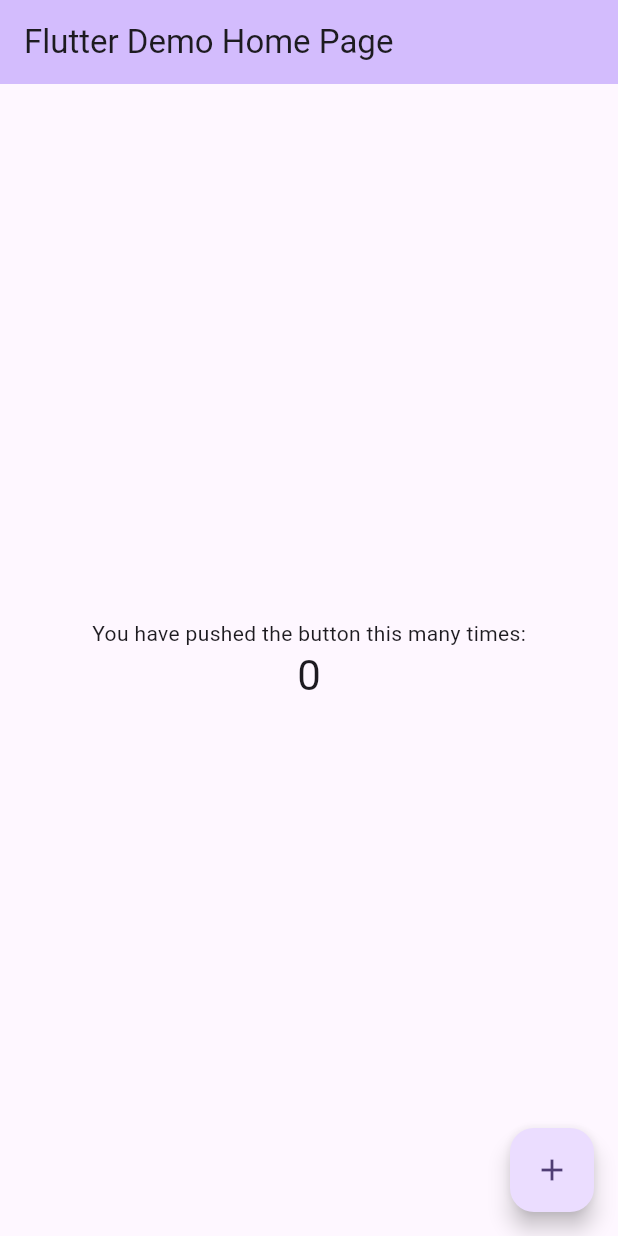
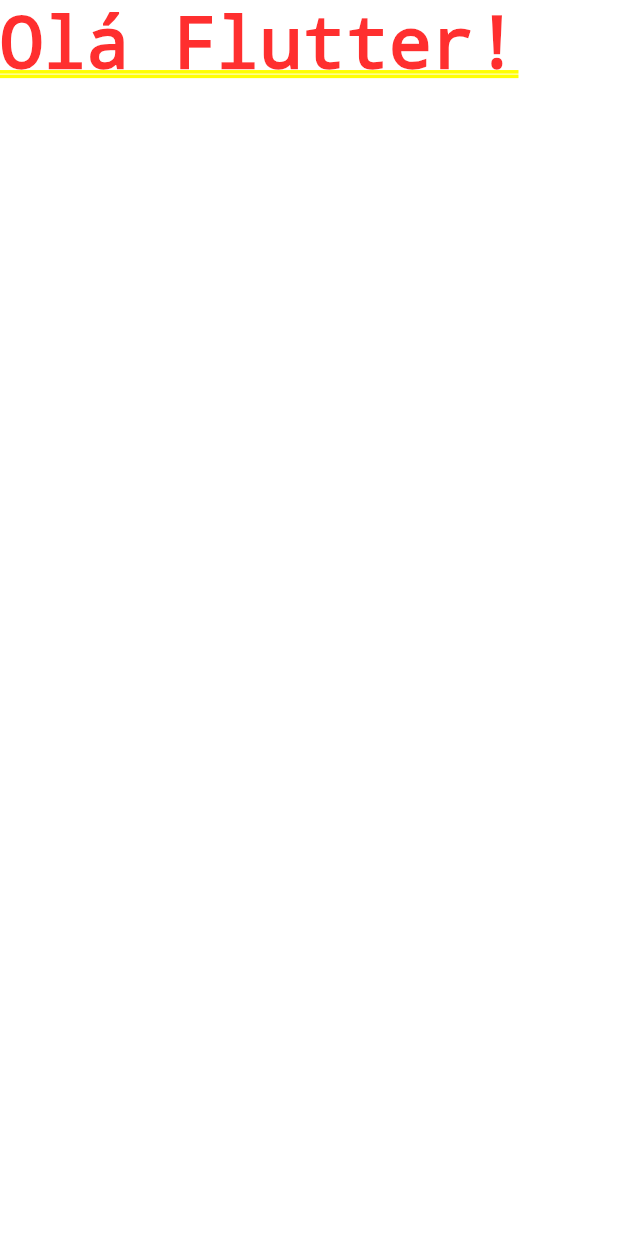
Before and after one commit to Leonardo-Toledo-Alves-Costa/perguntas_respostas, a Flutter app: the screen it shows after launch, on a phone screen of 412 x 824 dp. Run offline on Flutter 3.47's test engine with Material 3 defaults, Android fonts, the phone set to English and light mode, and no system bars.

Commit message:
Primeiras mudanças no projeto

```diff
--- a/lib/main.dart
+++ b/lib/main.dart
@@ -1,122 +1,13 @@
 import 'package:flutter/material.dart';
 
-void main() {
-  runApp(const MyApp());
+class PerguntaApp extends StatelessWidget{
+
+  Widget build(BuildContext context){
+    return MaterialApp(
+      home: Text("Olá Flutter!")
+    );
+  }
+
 }
 
-class MyApp extends StatelessWidget {
-  const MyApp({super.key});
-
-  // This widget is the root of your application.
-  @override
-  Widget build(BuildContext context) {
-    return MaterialApp(
-      title: 'Flutter Demo',
-      theme: ThemeData(
-        // This is the theme of your application.
-        //
-        // TRY THIS: Try running your application with "flutter run". You'll see
-        // the application has a purple toolbar. Then, without quitting the app,
-        // try changing the seedColor in the colorScheme below to Colors.green
-        // and then invoke "hot reload" (save your changes or press the "hot
-        // reload" button in a Flutter-supported IDE, or press "r" if you used
-        // the command line to start the app).
-        //
-        // Notice that the counter didn't reset back to zero; the application
-        // state is not lost during the reload. To reset the state, use hot
-        // restart instead.
-        //
-        // This works for code too, not just values: Most code changes can be
-        // tested with just a hot reload.
-        colorScheme: ColorScheme.fromSeed(seedColor: Colors.deepPurple),
-      ),
-      home: const MyHomePage(title: 'Flutter Demo Home Page'),
-    );
-  }
-}
-
-class MyHomePage extends StatefulWidget {
-  const MyHomePage({super.key, required this.title});
-
-  // This widget is the home page of your application. It is stateful, meaning
-  // that it has a State object (defined below) that contains fields that affect
-  // how it looks.
-
-  // This class is the configuration for the state. It holds the values (in this
-  // case the title) provided by the parent (in this case the App widget) and
-  // used by the build method of the State. Fields in a Widget subclass are
-  // always marked "final".
-
-  final String title;
-
-  @override
-  State<MyHomePage> createState() => _MyHomePageState();
-}
-
-class _MyHomePageState extends State<MyHomePage> {
-  int _counter = 0;
-
-  void _incrementCounter() {
-    setState(() {
-      // This call to setState tells the Flutter framework that something has
-      // changed in this State, which causes it to rerun the build method below
-      // so that the display can reflect the updated values. If we changed
-      // _counter without calling setState(), then the build method would not be
-      // called again, and so nothing would appear to happen.
-      _counter++;
-    });
-  }
-
-  @override
-  Widget build(BuildContext context) {
-    // This method is rerun every time setState is called, for instance as done
-    // by the _incrementCounter method above.
-    //
-    // The Flutter framework has been optimized to make rerunning build methods
-    // fast, so that you can just rebuild anything that needs updating rather
-    // than having to individually change instances of widgets.
-    return Scaffold(
-      appBar: AppBar(
-        // TRY THIS: Try changing the color here to a specific color (to
-        // Colors.amber, perhaps?) and trigger a hot reload to see the AppBar
-        // change color while the other colors stay the same.
-        backgroundColor: Theme.of(context).colorScheme.inversePrimary,
-        // Here we take the value from the MyHomePage object that was created by
-        // the App.build method, and use it to set our appbar title.
-        title: Text(widget.title),
-      ),
-      body: Center(
-        // Center is a layout widget. It takes a single child and positions it
-        // in the middle of the parent.
-        child: Column(
-          // Column is also a layout widget. It takes a list of children and
-          // arranges them vertically. By default, it sizes itself to fit its
-          // children horizontally, and tries to be as tall as its parent.
-          //
-          // Column has various properties to control how it sizes itself and
-          // how it positions its children. Here we use mainAxisAlignment to
-          // center the children vertically; the main axis here is the vertical
-          // axis because Columns are vertical (the cross axis would be
-          // horizontal).
-          //
-          // TRY THIS: Invoke "debug painting" (choose the "Toggle Debug Paint"
-          // action in the IDE, or press "p" in the console), to see the
-          // wireframe for each widget.
-          mainAxisAlignment: MainAxisAlignment.center,
-          children: <Widget>[
-            const Text('You have pushed the button this many times:'),
-            Text(
-              '$_counter',
-              style: Theme.of(context).textTheme.headlineMedium,
-            ),
-          ],
-        ),
-      ),
-      floatingActionButton: FloatingActionButton(
-        onPressed: _incrementCounter,
-        tooltip: 'Increment',
-        child: const Icon(Icons.add),
-      ), // This trailing comma makes auto-formatting nicer for build methods.
-    );
-  }
-}
+main() => runApp(new PerguntaApp());
```
